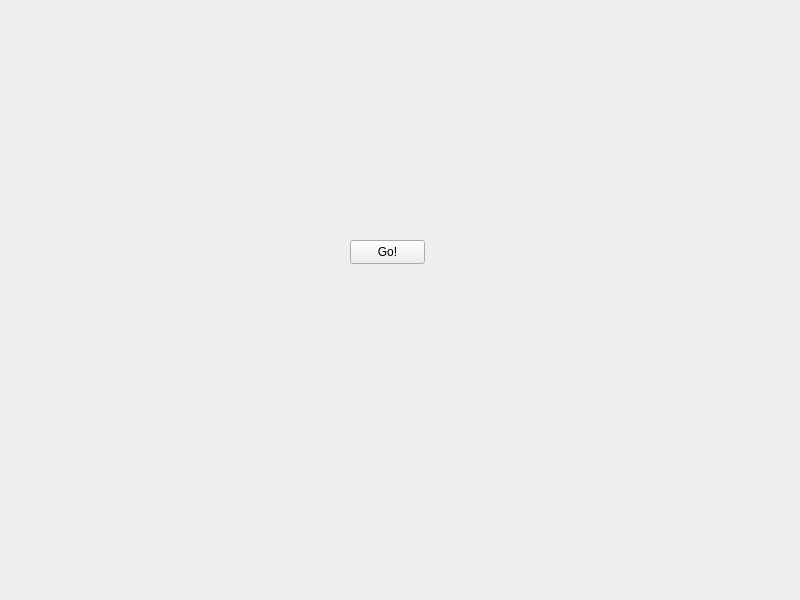
Above: spotifyplaylistplayer.ui from y9luiz/SpotifyPlaylistPlayer before the change. Below: the same form after it.
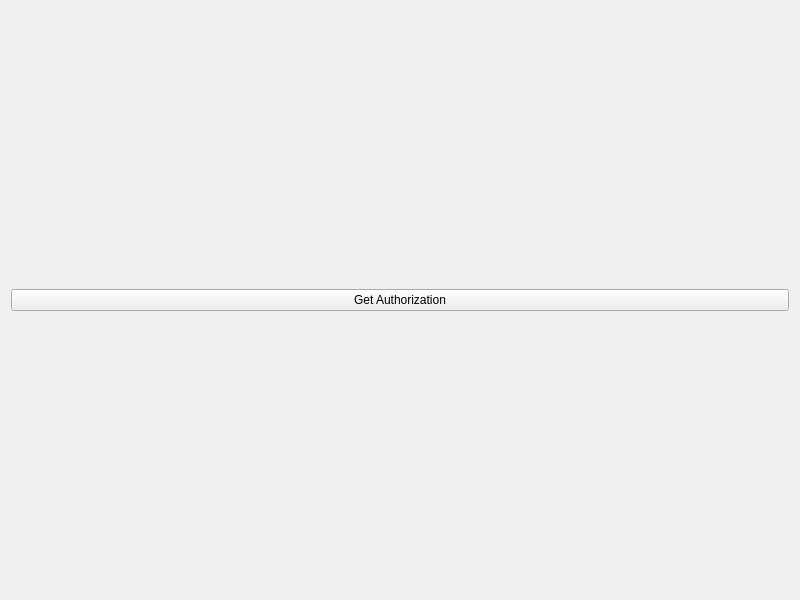
That is the form after the change.

Commit message: now sendind the redirect uri to receive the authorization answer

The edit to the form file:
```diff
--- a/spotifyplaylistplayer.ui
+++ b/spotifyplaylistplayer.ui
@@ -13,19 +13,19 @@
   <property name="windowTitle">
    <string>SpotifyPlayListPlayer</string>
   </property>
+  <layout class="QGridLayout" name="gridLayout_2">
+   <item row="0" column="0">
+    <layout class="QGridLayout" name="gridLayout">
+     <item row="0" column="0">
   <widget class="QPushButton" name="pushButtonGrant">
-   <property name="geometry">
-    <rect>
-     <x>350</x>
-     <y>240</y>
-     <width>75</width>
-     <height>24</height>
-    </rect>
-   </property>
    <property name="text">
-    <string>Go!</string>
-   </property>
-  </widget>
+        <string>Get Authorization</string>
+       </property>
+      </widget>
+     </item>
+    </layout>
+   </item>
+  </layout>
  </widget>
  <resources/>
  <connections/>
```
Lines whose indentation alone changed are shown as unchanged. The commit also changes 3 other files.
